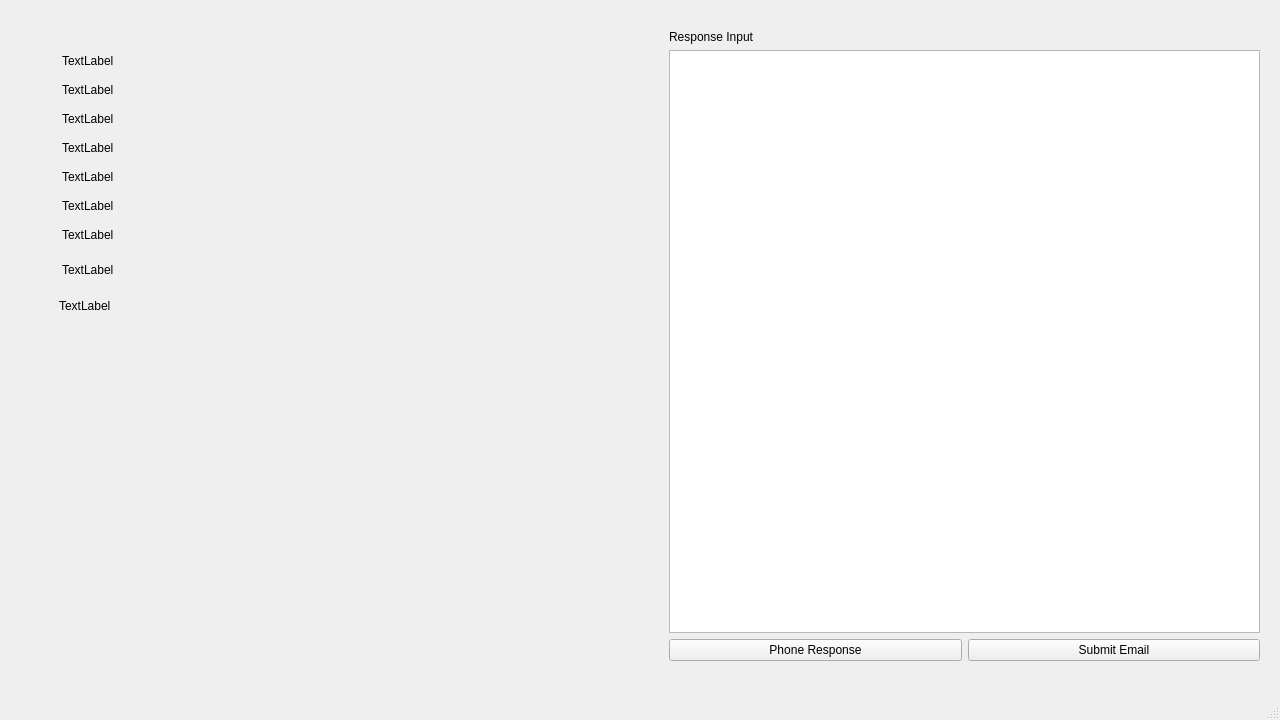
The window that mainwindow.ui (WiremuBT/CS106GroupProject) describes before a commit, drawn with Qt 5.
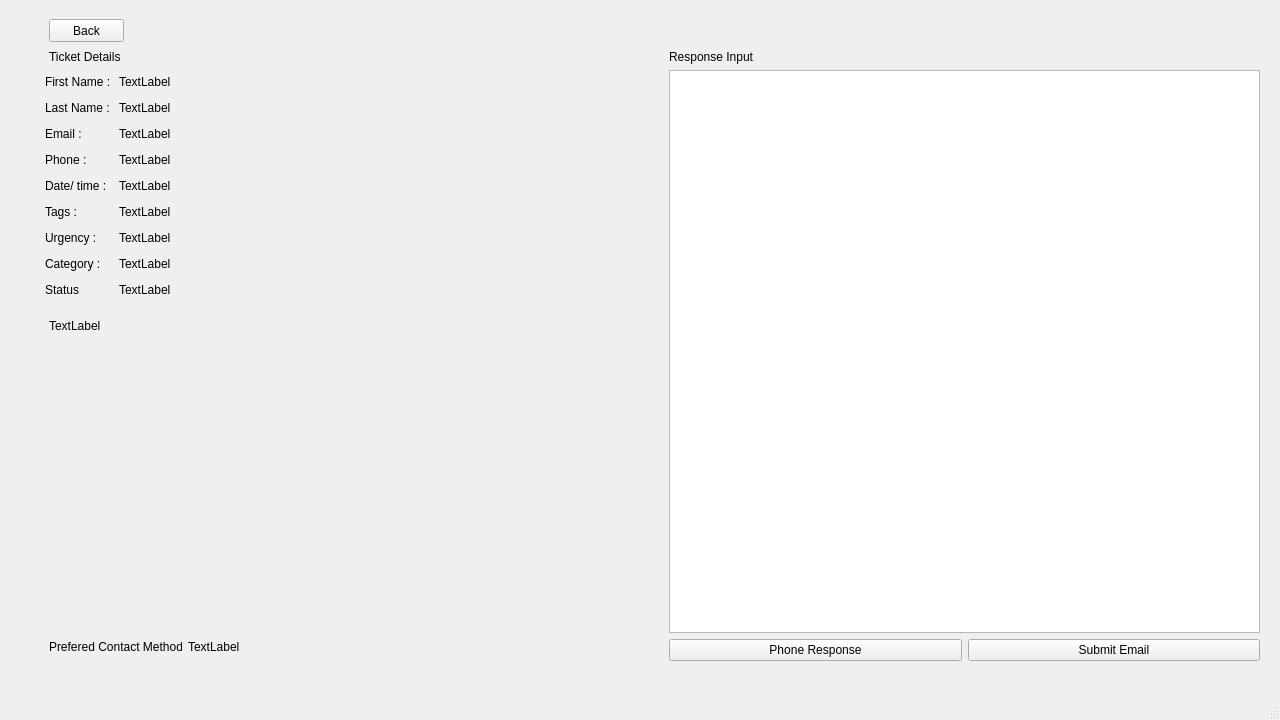
The same window after the commit. The open tabs and pages were chosen to show the change.

Commit message: Updated Ticket system

```diff
--- a/mainwindow.ui
+++ b/mainwindow.ui
@@ -18,7 +18,7 @@
   </property>
   <widget class="QWidget" name="centralwidget">
    <layout class="QGridLayout" name="gridLayout">
-    <item row="0" column="0">
+    <item row="0" column="1">
      <widget class="QStackedWidget" name="stackedWidget">
       <property name="styleSheet">
        <string notr="true">background-colour: #7BCAED;</string>
@@ -1178,10 +1178,10 @@
        <widget class="QLabel" name="TicketDis">
         <property name="geometry">
          <rect>
-          <x>50</x>
-          <y>290</y>
-          <width>581</width>
-          <height>241</height>
+          <x>40</x>
+          <y>310</y>
+          <width>591</width>
+          <height>311</height>
          </rect>
         </property>
         <property name="sizePolicy">
@@ -1203,13 +1203,13 @@
          <bool>true</bool>
         </property>
        </widget>
-       <widget class="QWidget" name="">
+       <widget class="QWidget" name="layoutWidget">
         <property name="geometry">
          <rect>
           <x>660</x>
-          <y>21</y>
+          <y>41</y>
           <width>591</width>
-          <height>631</height>
+          <height>611</height>
          </rect>
         </property>
         <layout class="QVBoxLayout" name="verticalLayout_5">
@@ -1243,32 +1243,39 @@
          </item>
         </layout>
        </widget>
-       <widget class="QLabel" name="TicketCategory">
+       <widget class="QLabel" name="label_33">
         <property name="geometry">
          <rect>
-          <x>53</x>
-          <y>253</y>
-          <width>591</width>
+          <x>40</x>
+          <y>40</y>
+          <width>111</width>
           <height>16</height>
          </rect>
         </property>
-        <property name="sizePolicy">
-         <sizepolicy hsizetype="Fixed" vsizetype="Fixed">
-          <horstretch>0</horstretch>
-          <verstretch>0</verstretch>
-         </sizepolicy>
+        <property name="text">
+         <string>Ticket Details</string>
         </property>
+       </widget>
+       <widget class="QPushButton" name="pushButton_18">
+        <property name="geometry">
+         <rect>
+          <x>40</x>
+          <y>10</y>
+          <width>75</width>
+          <height>23</height>
+         </rect>
+        </property>
         <property name="text">
-         <string>TextLabel</string>
+         <string>Back</string>
         </property>
        </widget>
        <widget class="QWidget" name="">
         <property name="geometry">
          <rect>
-          <x>53</x>
-          <y>36</y>
-          <width>591</width>
-          <height>211</height>
+          <x>110</x>
+          <y>60</y>
+          <width>541</width>
+          <height>241</height>
          </rect>
         </property>
         <layout class="QVBoxLayout" name="verticalLayout_6">
@@ -1283,6 +1290,9 @@
            <property name="text">
             <string>TextLabel</string>
            </property>
+           <property name="alignment">
+            <set>Qt::AlignLeading|Qt::AlignLeft|Qt::AlignVCenter</set>
+           </property>
           </widget>
          </item>
          <item>
@@ -1352,6 +1362,199 @@
          </item>
          <item>
           <widget class="QLabel" name="TicketUrgency">
+           <property name="sizePolicy">
+            <sizepolicy hsizetype="Fixed" vsizetype="Fixed">
+             <horstretch>0</horstretch>
+             <verstretch>0</verstretch>
+            </sizepolicy>
+           </property>
+           <property name="text">
+            <string>TextLabel</string>
+           </property>
+          </widget>
+         </item>
+         <item>
+          <widget class="QLabel" name="TicketCategory">
+           <property name="sizePolicy">
+            <sizepolicy hsizetype="Fixed" vsizetype="Fixed">
+             <horstretch>0</horstretch>
+             <verstretch>0</verstretch>
+            </sizepolicy>
+           </property>
+           <property name="text">
+            <string>TextLabel</string>
+           </property>
+          </widget>
+         </item>
+         <item>
+          <widget class="QLabel" name="TicketSupport">
+           <property name="sizePolicy">
+            <sizepolicy hsizetype="Fixed" vsizetype="Fixed">
+             <horstretch>0</horstretch>
+             <verstretch>0</verstretch>
+            </sizepolicy>
+           </property>
+           <property name="text">
+            <string>TextLabel</string>
+           </property>
+          </widget>
+         </item>
+        </layout>
+       </widget>
+       <widget class="QWidget" name="">
+        <property name="geometry">
+         <rect>
+          <x>36</x>
+          <y>60</y>
+          <width>71</width>
+          <height>241</height>
+         </rect>
+        </property>
+        <layout class="QVBoxLayout" name="verticalLayout_12">
+         <item>
+          <widget class="QLabel" name="label_12">
+           <property name="sizePolicy">
+            <sizepolicy hsizetype="Fixed" vsizetype="Fixed">
+             <horstretch>0</horstretch>
+             <verstretch>0</verstretch>
+            </sizepolicy>
+           </property>
+           <property name="text">
+            <string>First Name :</string>
+           </property>
+          </widget>
+         </item>
+         <item>
+          <widget class="QLabel" name="label_26">
+           <property name="sizePolicy">
+            <sizepolicy hsizetype="Fixed" vsizetype="Fixed">
+             <horstretch>0</horstretch>
+             <verstretch>0</verstretch>
+            </sizepolicy>
+           </property>
+           <property name="text">
+            <string>Last Name :</string>
+           </property>
+          </widget>
+         </item>
+         <item>
+          <widget class="QLabel" name="label_27">
+           <property name="sizePolicy">
+            <sizepolicy hsizetype="Fixed" vsizetype="Fixed">
+             <horstretch>0</horstretch>
+             <verstretch>0</verstretch>
+            </sizepolicy>
+           </property>
+           <property name="text">
+            <string>Email :</string>
+           </property>
+          </widget>
+         </item>
+         <item>
+          <widget class="QLabel" name="label_28">
+           <property name="sizePolicy">
+            <sizepolicy hsizetype="Fixed" vsizetype="Fixed">
+             <horstretch>0</horstretch>
+             <verstretch>0</verstretch>
+            </sizepolicy>
+           </property>
+           <property name="text">
+            <string>Phone :</string>
+           </property>
+          </widget>
+         </item>
+         <item>
+          <widget class="QLabel" name="label_29">
+           <property name="sizePolicy">
+            <sizepolicy hsizetype="Fixed" vsizetype="Fixed">
+             <horstretch>0</horstretch>
+             <verstretch>0</verstretch>
+            </sizepolicy>
+           </property>
+           <property name="text">
+            <string>Date/ time :</string>
+           </property>
+          </widget>
+         </item>
+         <item>
+          <widget class="QLabel" name="label_30">
+           <property name="sizePolicy">
+            <sizepolicy hsizetype="Fixed" vsizetype="Fixed">
+             <horstretch>0</horstretch>
+             <verstretch>0</verstretch>
+            </sizepolicy>
+           </property>
+           <property name="text">
+            <string>Tags :</string>
+           </property>
+          </widget>
+         </item>
+         <item>
+          <widget class="QLabel" name="label_31">
+           <property name="sizePolicy">
+            <sizepolicy hsizetype="Fixed" vsizetype="Fixed">
+             <horstretch>0</horstretch>
+             <verstretch>0</verstretch>
+            </sizepolicy>
+           </property>
+           <property name="text">
+            <string>Urgency :</string>
+           </property>
+          </widget>
+         </item>
+         <item>
+          <widget class="QLabel" name="label_32">
+           <property name="sizePolicy">
+            <sizepolicy hsizetype="Fixed" vsizetype="Fixed">
+             <horstretch>0</horstretch>
+             <verstretch>0</verstretch>
+            </sizepolicy>
+           </property>
+           <property name="text">
+            <string>Category :</string>
+           </property>
+          </widget>
+         </item>
+         <item>
+          <widget class="QLabel" name="label_35">
+           <property name="sizePolicy">
+            <sizepolicy hsizetype="Fixed" vsizetype="Fixed">
+             <horstretch>0</horstretch>
+             <verstretch>0</verstretch>
+            </sizepolicy>
+           </property>
+           <property name="text">
+            <string>Status</string>
+           </property>
+          </widget>
+         </item>
+        </layout>
+       </widget>
+       <widget class="QWidget" name="">
+        <property name="geometry">
+         <rect>
+          <x>40</x>
+          <y>630</y>
+          <width>191</width>
+          <height>16</height>
+         </rect>
+        </property>
+        <layout class="QHBoxLayout" name="horizontalLayout_6">
+         <item>
+          <widget class="QLabel" name="label_34">
+           <property name="sizePolicy">
+            <sizepolicy hsizetype="Fixed" vsizetype="Fixed">
+             <horstretch>0</horstretch>
+             <verstretch>0</verstretch>
+            </sizepolicy>
+           </property>
+           <property name="text">
+            <string>Prefered Contact Method :</string>
+           </property>
+          </widget>
+         </item>
+         <item>
+          <widget class="QLabel" name="TicketResponse">
            <property name="sizePolicy">
             <sizepolicy hsizetype="Fixed" vsizetype="Fixed">
              <horstretch>0</horstretch>
```
Left out of the diff: 16 changed lines with no effect on the pictures. The commit also changes 3 other files.
